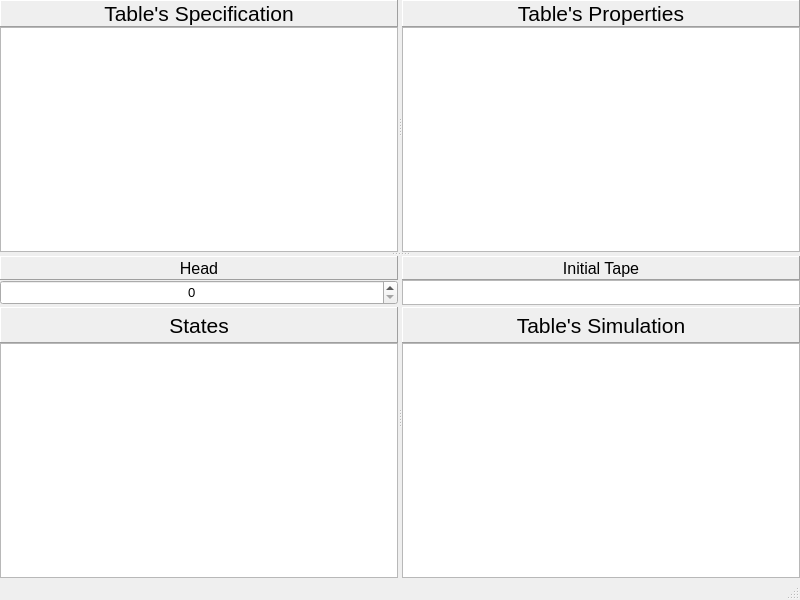
This is Qt/TuringsMachineSimulator/machinesimulation.ui in fabioalves98/TuringsMachineGenerator as Qt 5 draws it before an edit. The edited form follows.
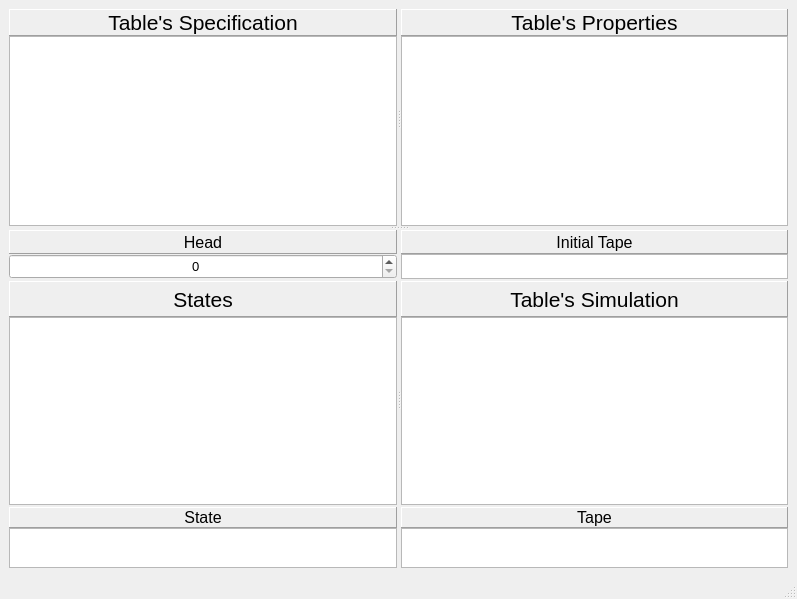
This is the edited form.

Commit message: Working on single tape view in simulation

```diff
--- a/Qt/TuringsMachineSimulator/machinesimulation.ui
+++ b/Qt/TuringsMachineSimulator/machinesimulation.ui
@@ -6,30 +6,15 @@
    <rect>
     <x>0</x>
     <y>0</y>
-    <width>800</width>
-    <height>600</height>
+    <width>797</width>
+    <height>599</height>
    </rect>
   </property>
   <property name="windowTitle">
    <string>MainWindow</string>
   </property>
   <widget class="QWidget" name="centralwidget">
-   <layout class="QVBoxLayout" name="verticalLayout">
-    <property name="spacing">
-     <number>0</number>
-    </property>
-    <property name="leftMargin">
-     <number>0</number>
-    </property>
-    <property name="topMargin">
-     <number>0</number>
-    </property>
-    <property name="rightMargin">
-     <number>0</number>
-    </property>
-    <property name="bottomMargin">
-     <number>0</number>
-    </property>
+   <layout class="QVBoxLayout" name="verticalLayout_2">
     <item>
      <widget class="QSplitter" name="tableSplit">
       <property name="orientation">
@@ -181,7 +166,7 @@
             <number>0</number>
            </property>
            <item>
-            <widget class="QLabel" name="stateLabel">
+            <widget class="QLabel" name="statesLabel">
              <property name="minimumSize">
               <size>
                <width>0</width>
@@ -208,7 +193,51 @@
             </widget>
            </item>
            <item>
-            <widget class="QListWidget" name="stateList"/>
+            <widget class="QListWidget" name="statesList"/>
+           </item>
+          </layout>
+         </item>
+         <item>
+          <layout class="QVBoxLayout" name="State">
+           <property name="spacing">
+            <number>0</number>
+           </property>
+           <item>
+            <widget class="QLabel" name="stateLabel">
+             <property name="maximumSize">
+              <size>
+               <width>16777215</width>
+               <height>24</height>
+              </size>
+             </property>
+             <property name="font">
+              <font>
+               <pointsize>12</pointsize>
+              </font>
+             </property>
+             <property name="frameShape">
+              <enum>QFrame::Panel</enum>
+             </property>
+             <property name="frameShadow">
+              <enum>QFrame::Raised</enum>
+             </property>
+             <property name="text">
+              <string>State</string>
+             </property>
+             <property name="alignment">
+              <set>Qt::AlignCenter</set>
+             </property>
+            </widget>
+           </item>
+           <item>
+            <widget class="QListWidget" name="stateList">
+             <property name="maximumSize">
+              <size>
+               <width>16777215</width>
+               <height>40</height>
+              </size>
+             </property>
+            </widget>
            </item>
           </layout>
          </item>
@@ -309,6 +338,50 @@
            </item>
           </layout>
          </item>
+         <item>
+          <layout class="QVBoxLayout" name="verticalLayout">
+           <property name="spacing">
+            <number>0</number>
+           </property>
+           <item>
+            <widget class="QLabel" name="tapeLabel">
+             <property name="maximumSize">
+              <size>
+               <width>16777215</width>
+               <height>24</height>
+              </size>
+             </property>
+             <property name="font">
+              <font>
+               <pointsize>12</pointsize>
+              </font>
+             </property>
+             <property name="frameShape">
+              <enum>QFrame::Panel</enum>
+             </property>
+             <property name="frameShadow">
+              <enum>QFrame::Raised</enum>
+             </property>
+             <property name="text">
+              <string>Tape</string>
+             </property>
+             <property name="alignment">
+              <set>Qt::AlignCenter</set>
+             </property>
+            </widget>
+           </item>
+           <item>
+            <widget class="QListWidget" name="tapeList">
+             <property name="maximumSize">
+              <size>
+               <width>16777215</width>
+               <height>40</height>
+              </size>
+             </property>
+            </widget>
+           </item>
+          </layout>
+         </item>
         </layout>
        </widget>
       </widget>
```
The commit also changes 13 other files.
